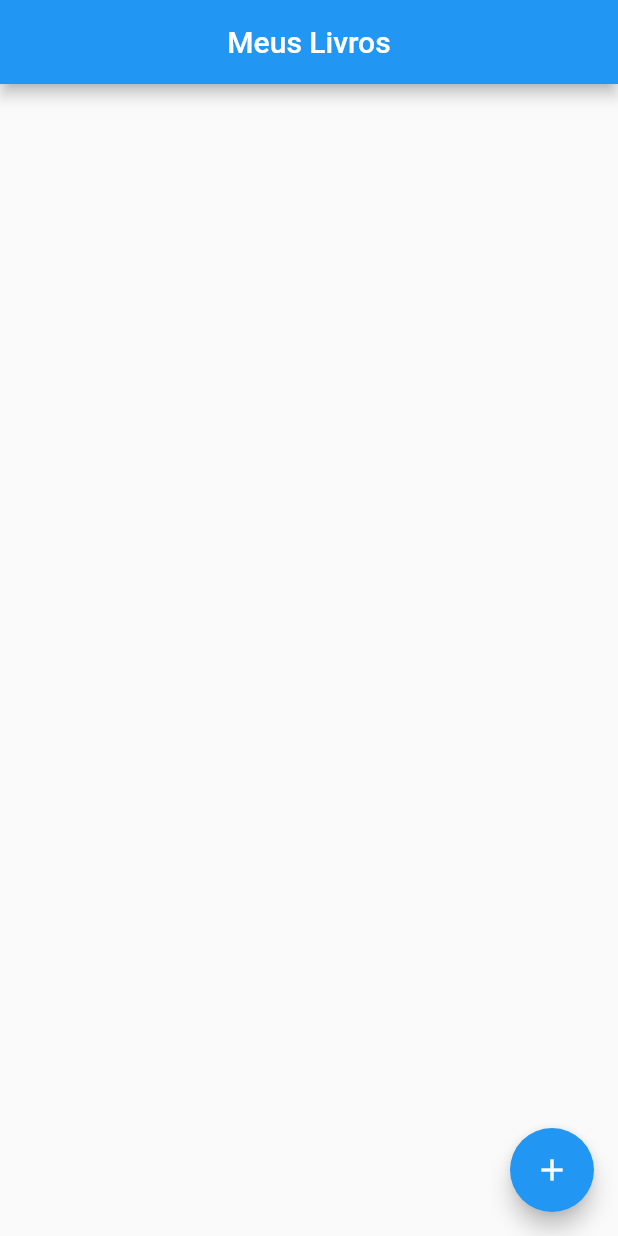
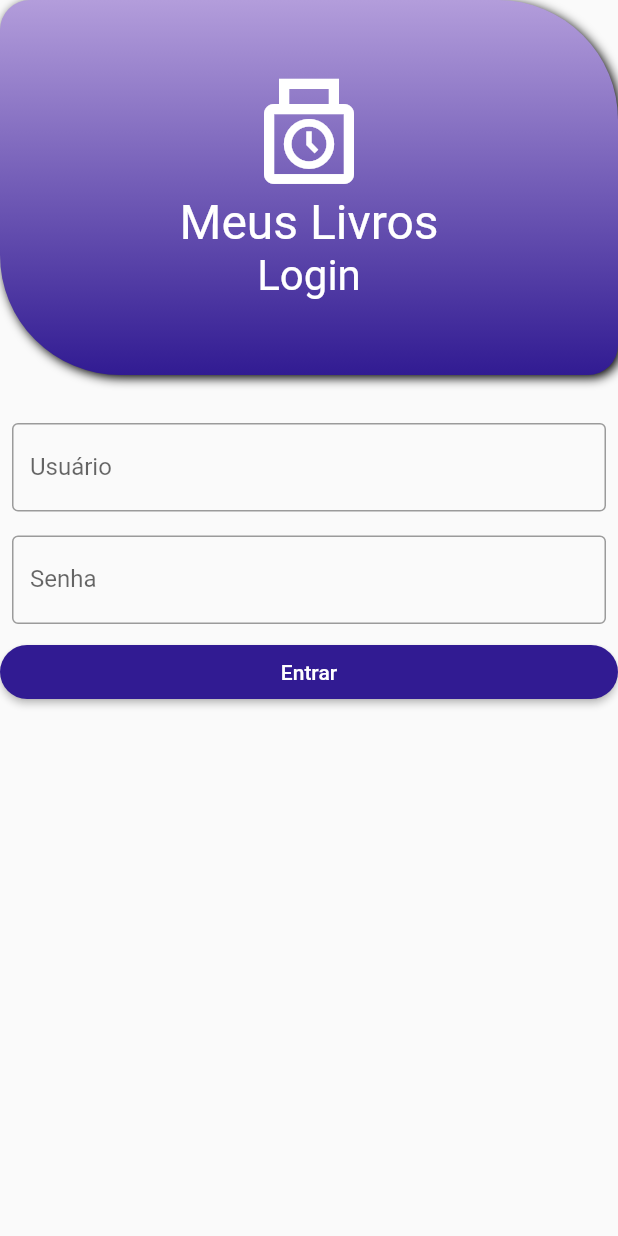
Before and after one commit to marcosdv/aula02_pos_25_06_2022, a Flutter app: the screen it shows after launch, on a phone screen of 412 x 824 dp. Run offline on Flutter 3.47's test engine with Material 2 defaults, Android fonts, the phone set to English and light mode, and no system bars; our stand-ins replace sqflite; accounts and stored records are empty.

Commit message:
Adicionado login, temas e cores em gradiente

```diff
--- a/lib/main.dart
+++ b/lib/main.dart
@@ -1,10 +1,12 @@
+import 'package:aula02_pos_25_06_2022/ui/temas/meu_tema.dart';
 import 'package:aula02_pos_25_06_2022/ui/ui.dart';
 import 'package:flutter/material.dart';
 
 void main() {
-  runApp(const MaterialApp(
-    home: HomePage(),
+  runApp(MaterialApp(
+    home: const LoginPage(),
     title: 'Meus Livros',
+    theme: criarAppTema(),
     debugShowCheckedModeBanner: false,
   ));
 }
--- a/lib/ui/pages/cad_editora_page.dart
+++ b/lib/ui/pages/cad_editora_page.dart
@@ -30,7 +30,6 @@ class _CadEditoraPageState extends State<CadEditoraPage> {
     return Scaffold(
       appBar: AppBar(
         title: const Text('Cadastro de Editora'),
-        centerTitle: true,
         actions: [
           widget.editora != null
               ? IconButton(onPressed: _excluir, icon: const Icon(Icons.delete_forever, color: Colors.orange,))
--- a/lib/ui/pages/home_page.dart
+++ b/lib/ui/pages/home_page.dart
@@ -18,10 +18,7 @@ class _HomePageState extends State<HomePage> {
   @override
   Widget build(BuildContext context) {
     return Scaffold(
-      appBar: AppBar(
-        title: const Text('Meus Livros'),
-        centerTitle: true,
-      ),
+      appBar: AppBar(title: const Text('Meus Livros')),
       floatingActionButton: FloatingActionButton(
         onPressed: _abrirCadastroEditora,
         child: const Icon(Icons.add),
--- a/lib/ui/pages/livros_page.dart
+++ b/lib/ui/pages/livros_page.dart
@@ -14,10 +14,7 @@ class _LivrosPageState extends State<LivrosPage> {
   @override
   Widget build(BuildContext context) {
     return Scaffold(
-      appBar: AppBar(
-        title: Text('Livros da ${widget.editora.nome}'),
-        centerTitle: true,
-      ),
+      appBar: AppBar(title: Text('Livros da ${widget.editora.nome}')),
     );
   }
 }
--- /dev/null
+++ b/lib/ui/pages/login_page.dart
@@ -0,0 +1,84 @@
+import 'package:aula02_pos_25_06_2022/enums/botao_enum.dart';
+import 'package:aula02_pos_25_06_2022/ui/ui.dart';
+import 'package:flutter/material.dart';
+
+class LoginPage extends StatefulWidget {
+  const LoginPage({Key? key}) : super(key: key);
+
+  @override
+  State<LoginPage> createState() => _LoginPageState();
+}
+
+class _LoginPageState extends State<LoginPage> {
+  final _usuarioController = TextEditingController();
+  final _senhaController = TextEditingController();
+
+  @override
+  Widget build(BuildContext context) {
+    return Scaffold(
+      body: ListView(
+        children: [
+          _criarTopo(),
+          CampoTexto(controller: _usuarioController, texto: 'Usuário'),
+          CampoTexto(controller: _senhaController, texto: 'Senha', isSenha: true),
+          Botao(texto: 'Entrar', clique: _entrarClique),
+        ],
+      ),
+    );
+  }
+
+  Widget _criarTopo() {
+    return Container(
+      height: 250,
+      margin: const EdgeInsets.only(bottom: 24),
+      decoration: BoxDecoration(
+        gradient: LinearGradient(
+          begin: Alignment.topCenter,
+          end: Alignment.bottomCenter,
+          colors: [
+            Theme.of(context).primaryColorLight,
+            Theme.of(context).primaryColorDark,
+          ]
+        ),
+        boxShadow: const [
+          BoxShadow(
+            offset: Offset(2, 2),
+            spreadRadius:0,
+            blurRadius: 5,
+            color: Colors.black,
+          ),
+        ],
+        borderRadius: const BorderRadius.only(
+          bottomLeft: Radius.circular(80),
+          topRight: Radius.circular(80),
+          bottomRight: Radius.circular(20),
+          topLeft: Radius.circular(20)
+        ),
+      ),
+      child: Column(
+        mainAxisAlignment: MainAxisAlignment.center,
+        children: const [
+          Icon(Icons.punch_clock_outlined, size: 80, color: Colors.white,),
+          Text('Meus Livros', style: TextStyle(color: Colors.white, fontSize: 32),),
+          Text('Login', style: TextStyle(color: Colors.white, fontSize: 28),),
+        ],
+      ),
+    );
+  }
+
+  void _entrarClique() {
+    if ((_usuarioController.text == 'admin') && (_senhaController.text == 'admin')) {
+      Navigator.pushReplacement(context, MaterialPageRoute(builder: (context) => const HomePage()));
+    }
+    else {
+      MensagemAlerta().show(
+          context: context,
+          titulo: 'Login',
+          texto: 'Usuário ou senha inválidos!',
+          botoes: [
+            Botao(texto: 'Ok', tipo: BotaoEnum.texto, clique: () { Navigator.pop(context); }),
+          ]
+      );
+    }
+  }
+}
--- a/lib/ui/pages/pages.dart
+++ b/lib/ui/pages/pages.dart
@@ -1,3 +1,4 @@
 export 'cad_editora_page.dart';
 export 'home_page.dart';
 export 'livros_page.dart';
+export 'login_page.dart';
--- a/lib/ui/widgets/campo_texto.dart
+++ b/lib/ui/widgets/campo_texto.dart
@@ -4,11 +4,13 @@ class CampoTexto extends StatelessWidget {
   final TextEditingController controller;
   final String texto;
   final TextInputType? teclado;
+  final bool? isSenha;
 
   const CampoTexto({
     required this.controller,
     required this.texto,
     this.teclado,
+    this.isSenha,
     Key? key}) : super(key: key);
 
   @override
@@ -18,6 +20,7 @@ class CampoTexto extends StatelessWidget {
       child: TextField(
         controller: controller,
         keyboardType: teclado ?? TextInputType.text,
+        obscureText: isSenha ?? false,
         decoration: InputDecoration(
           labelText: texto,
           border: const OutlineInputBorder()
```
Also changed, not shown: lib/ui/temas/meu_tema.dart (added, +36 -0 lines).
